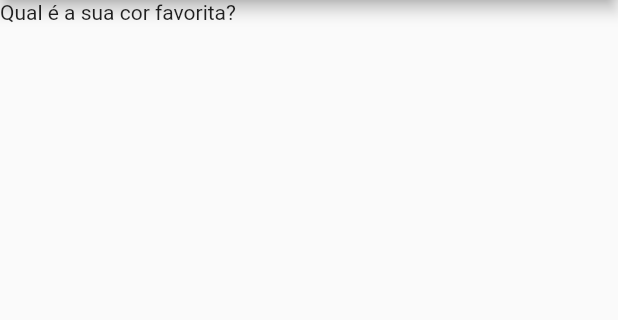
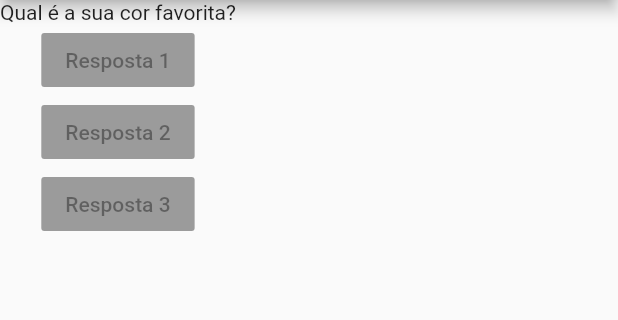
Before and after one commit to wagncarv/projeto_perguntas, a Flutter app: the screen it shows after launch, on a phone screen of 412 x 824 dp, the part 84-404 px from its top. Run offline on Flutter 3.47's test engine with Material 2 defaults, Android fonts, the phone set to English and light mode, and no system bars.

Commit message:
raisedbutton acrescentados

```diff
--- a/lib/main.dart
+++ b/lib/main.dart
@@ -18,6 +18,18 @@ class PerguntaApp extends StatelessWidget {
         body: Column(
           children: [
             Text(perguntas[0]),
+            RaisedButton(
+              child: Text('Resposta 1'),
+              onPressed: null,
+            ),
+            RaisedButton(
+              child: Text('Resposta 2'),
+              onPressed: null,
+            ),
+            RaisedButton(
+              child: Text('Resposta 3'),
+              onPressed: null,
+            ),
           ],
         ),
       ),
```
